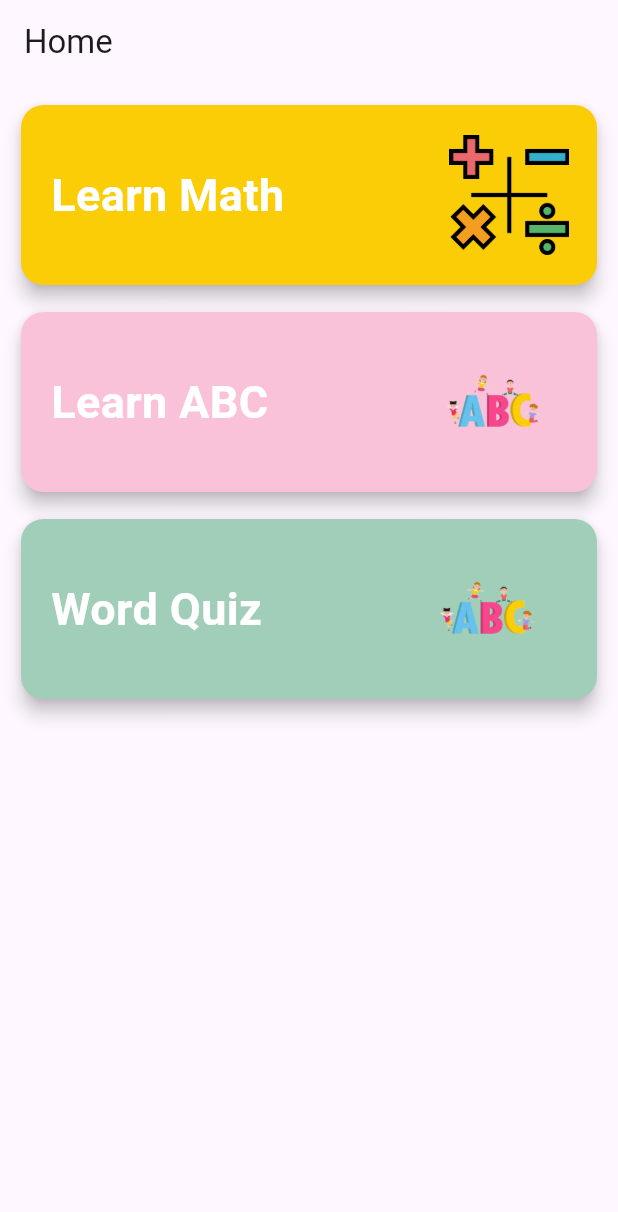
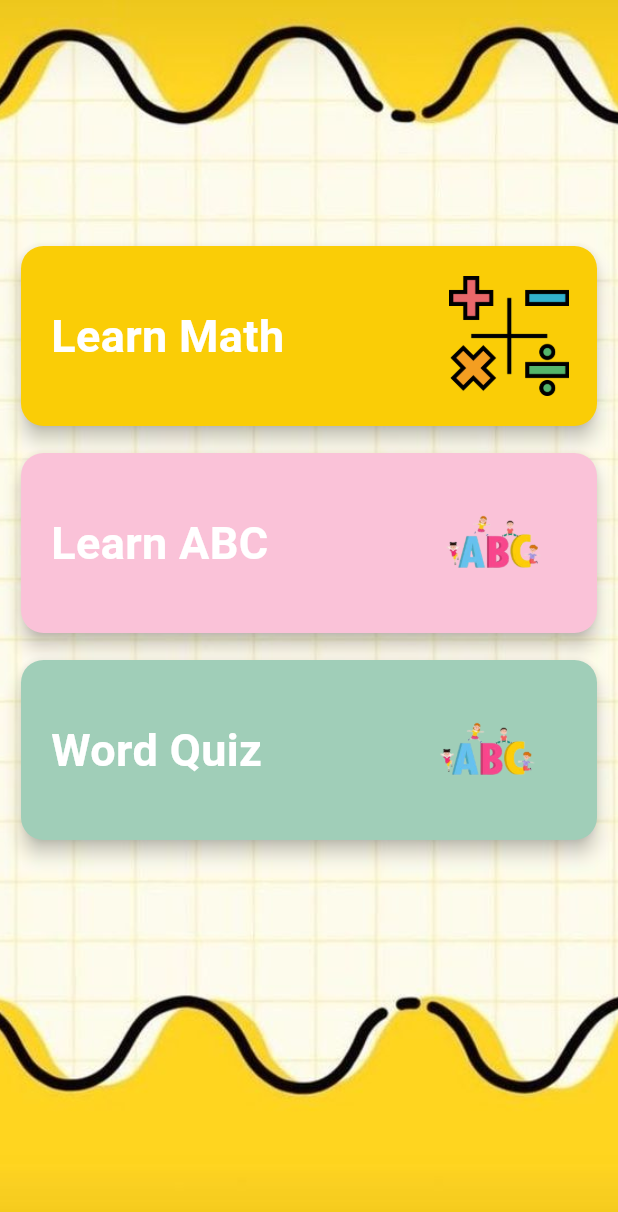
Before and after one commit to rouass/kidsappFlutterProject, a Flutter app: the screen it shows after launch, on a phone screen of 412 x 824 dp. Shown: the top 1212 px of the screen. Run offline on Flutter 3.47's test engine with Material 3 defaults, Android fonts, the phone set to English and light mode, and no system bars; our stand-ins replace audioplayers, fluttertoast, timeline_tile.

Commit message:
math done

```diff
--- a/lib/HomeScreen.dart
+++ b/lib/HomeScreen.dart
@@ -7,10 +7,21 @@ class HomeScreen extends StatelessWidget {
   @override
   Widget build(BuildContext context) {
     return Scaffold(
-      appBar: AppBar(
-        title: Text('Home'),
+      body: Stack(
+        children: [
+          // Background image
+          Positioned.fill(
+            child: Image.asset(
+              'assets/download.jpg',
+              fit: BoxFit.cover,
             ),
-      body: ListView(
+          ),
+          // Owl image
+
+          // ListView of navigation cards
+          Positioned.fill(
+            top: 150, // Adjust the top position as needed
+            child: ListView(
               padding: EdgeInsets.all(10),
               children: [
                 NavigationCard(
@@ -36,6 +47,9 @@ class HomeScreen extends StatelessWidget {
                 // Add more NavigationCard widgets as needed
               ],
             ),
+          ),
+        ],
+      ),
     );
   }
 }
--- a/lib/WelcomeScreen.dart
+++ b/lib/WelcomeScreen.dart
@@ -1,12 +1,31 @@
+import 'dart:async';
 import 'package:flutter/material.dart';
 import 'package:kidsapp/ui/Alphabets/LearnAlphabet.dart';
 import 'package:kidsapp/main.dart';
+
+import 'HomeScreen.dart';
 
 void main() {
   runApp(MyApp());
 }
 
-class WelcomeScreen extends StatelessWidget {
+class WelcomeScreen extends StatefulWidget {
+  @override
+  _WelcomeScreenState createState() => _WelcomeScreenState();
+}
+
+class _WelcomeScreenState extends State<WelcomeScreen> {
+  @override
+  void initState() {
+    super.initState();
+    Timer(Duration(seconds: 5), () {
+      Navigator.pushReplacement(
+        context,
+        MaterialPageRoute(builder: (context) => HomeScreen()),
+      );
+    });
+  }
+
   @override
   Widget build(BuildContext context) {
     return MaterialApp(
--- a/lib/main.dart
+++ b/lib/main.dart
@@ -1,4 +1,6 @@
+import 'dart:async';
 import 'package:flutter/material.dart';
+import 'package:kidsapp/HomeScreen.dart';
 import 'package:kidsapp/ui/Alphabets/AlphabetList.dart';
 import 'package:kidsapp/WelcomeScreen.dart';
 import 'package:kidsapp/ui/Alphabets/LearnAlphabet.dart';
@@ -6,9 +8,6 @@ import 'package:kidsapp/ui/LookAndChoose/LookAndChoose.dart';
 import 'package:kidsapp/ui/LookAndChoose/StepperActivity.dart';
 import 'package:kidsapp/ui/Math/mathCalculationScreen.dart';
 import 'package:kidsapp/ui/Math/mathScreen_page.dart';
-
-
-import 'HomeScreen.dart';
 
 void main() {
   runApp(const MyApp());
@@ -25,17 +24,16 @@ class MyApp extends StatelessWidget {
         colorScheme: ColorScheme.fromSeed(seedColor: Colors.deepPurple),
         useMaterial3: true,
       ),
-      home:HomeScreen(),
+      home: WelcomeScreen(), // Set SplashScreen as the initial route
       routes: {
+        '/home': (context) => HomeScreen(), // Home screen route
         MathScreenPage.routeName: (context) => MathScreenPage(),
         MathCalculationScreen.routeName: (context) => MathCalculationScreen(),
-        AlphabetList.routeName :(context)=>AlphabetList(),
-        LearnAlphabet.routeName:(context) =>LearnAlphabet(),
-        LookAndChoose.routeName: (context)=>StepperAct(),
+        AlphabetList.routeName: (context) => AlphabetList(),
+        LearnAlphabet.routeName: (context) => LearnAlphabet(),
+        LookAndChoose.routeName: (context) => StepperAct(),
       },
       debugShowCheckedModeBanner: false,
-
-
     );
   }
 }
--- a/lib/ui/LookAndChoose/LookAndChoose.dart
+++ b/lib/ui/LookAndChoose/LookAndChoose.dart
@@ -129,7 +129,6 @@ void validateWord() {
           'Apple',
           'Banana',
           'Orange',
-          // Ajouter les mots correspondants aux fruits
         ];
         break;
       case 2:
@@ -137,13 +136,11 @@ void validateWord() {
           'assets/dog.png',
           'assets/cat.png',
           'assets/rabbit.png',
-          // Ajouter d'autres images d'animaux si nécessaire
         ];
         words = [
           'Dog',
           'Cat',
           'Rabbit',
-          // Ajouter les mots correspondants aux animaux
         ];
         break;
       case 3:
@@ -175,7 +172,7 @@ void validateWord() {
       body: Container(
         decoration: BoxDecoration(
           image: DecorationImage(
-            image: AssetImage("bgRRR.png"),
+            image: AssetImage("assets/bgRRR.png"),
             fit: BoxFit.cover,
           ),
         ),
--- a/lib/ui/Math/mathCalculationScreen.dart
+++ b/lib/ui/Math/mathCalculationScreen.dart
@@ -176,9 +176,7 @@ class _MathCalculationScreenState extends State<MathCalculationScreen> {
     int resultIndex = Random().nextInt(numbers.length + 1);
     numbers.insert(resultIndex, result ?? 0);
     return Scaffold(
-      appBar: AppBar(
-        title: Text('Math Calculation'),
-      ),
+
       body: Container(
         decoration: BoxDecoration(
           image: DecorationImage(
--- a/lib/ui/Math/mathScreen_page.dart
+++ b/lib/ui/Math/mathScreen_page.dart
@@ -16,9 +16,6 @@ class _MathScreenPageState extends State<MathScreenPage> {
   @override
   Widget build(BuildContext context) {
     return Scaffold(
-      appBar: AppBar(
-        title: Text('MathScreen'),
-      ),
       body: Stack(
         children: [
           // Background vector image
--- a/lib/widgets/NavigationCard.dart
+++ b/lib/widgets/NavigationCard.dart
@@ -15,6 +15,7 @@ class NavigationCard extends StatelessWidget {
 
   @override
   Widget build(BuildContext context) {
+
     return GestureDetector(
       onTap: () {
         Navigator.pushNamed(context, route);
```
Also changed, not shown: assets/download2.jpg (added). Lines whose indentation alone changed are shown as unchanged.
